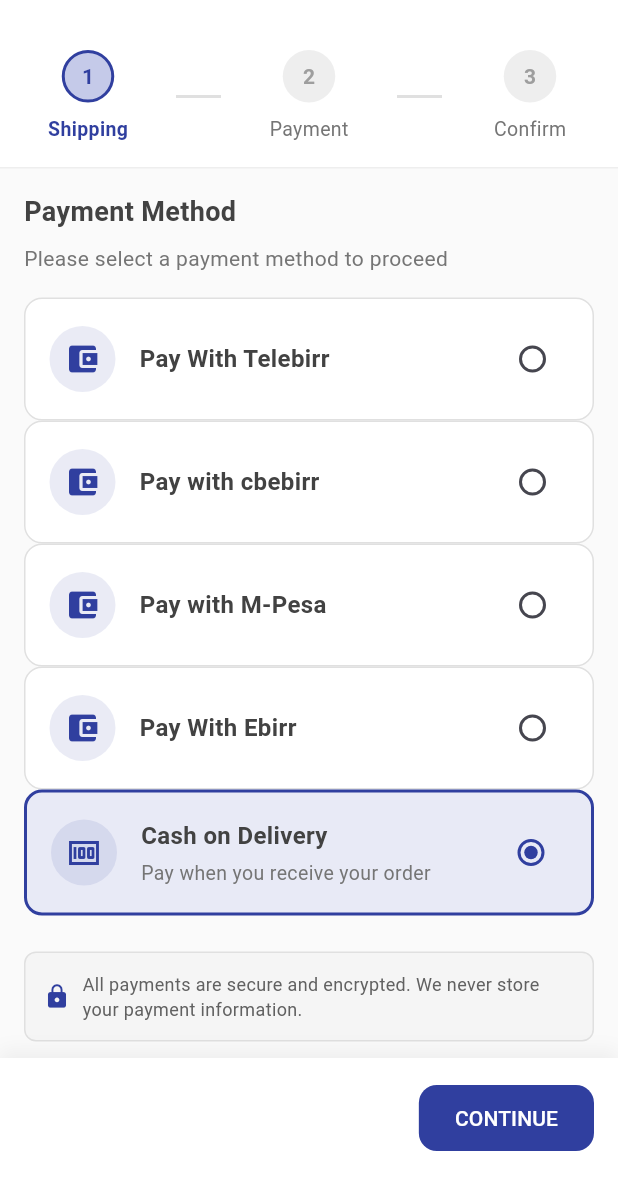
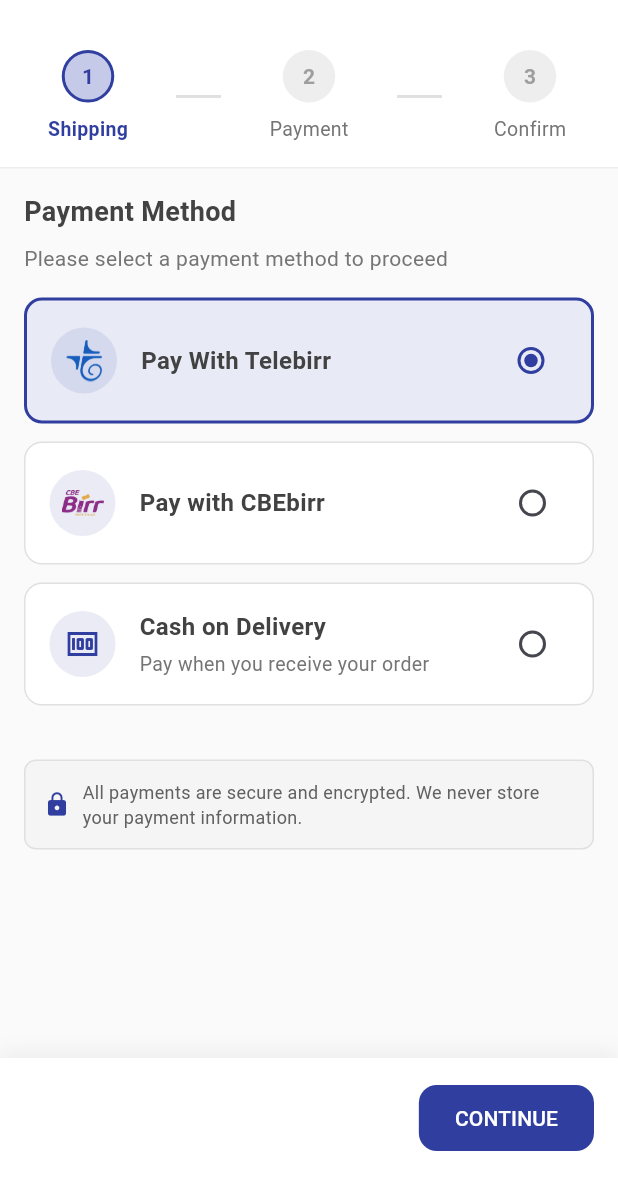
Before and after one commit to AnexDev1/JMarket, a Flutter app: the CheckoutScreen screen opened by its route, swiped to page 2, on a phone screen of 412 x 824 dp, the part 58-1236 px from its top. Run offline on Flutter 3.47's test engine with Material 3 defaults, Android fonts, the phone set to English and light mode, and no system bars; our stand-ins replace awesome_snackbar_content, cached_network_image, firebase_core, flutter_dotenv, go_router, hive_flutter and 3 more; missing offline and left inert: chapasdk, onesignal_flutter; accounts and stored records are empty; generated files the repository leaves out were written again.

Commit message:
feat: update payment methods and assets
- Changed default payment method from 'cod' to 'telebirr' in checkout_screen.dart.
- Updated order_confirmation_step.dart to remove references to 'mpesa' and 'ebirr'.
- Added image support for payment methods in payment_method_step.dart, including 'telebirr' and 'cbebirr'.
- Removed unused payment method buttons for 'mpesa' and 'ebirr'.
- Added new assets: cbebirr.png, mpesa.png, and telebirr.png.
- Updated color opacity method from withOpacity to withValues in various files.
- Cleaned up unused variables and improved code readability in profile_screen.dart and reset_password_screen.dart.
- Updated pubspec.lock to reflect new package versions and dependencies.

```diff
--- a/lib/features/cart/checkout/checkout_screen.dart
+++ b/lib/features/cart/checkout/checkout_screen.dart
@@ -44,7 +44,7 @@
   String city = '';
   String zipCode = '';
   String phoneNumber = '';
-  String paymentMethod = 'cod';
+  String paymentMethod = 'telebirr';
 
   // User hints
   String? fullNameHint;
--- a/lib/features/cart/checkout/components/order_confirmation_step.dart
+++ b/lib/features/cart/checkout/components/order_confirmation_step.dart
@@ -35,10 +35,7 @@
         return 'Telebirr';
       case 'cbebirr':
         return 'Cbebirr';
-      case 'mpesa':
-        return 'M-Pesa';
-      case 'ebirr':
-        return 'eBirr';
+
       case 'chapa':
         return localizations.payWithChapa;
       default:
@@ -52,9 +49,6 @@
         return Icons.money;
       case 'telebirr':
       case 'cbebirr':
-      case 'mpesa':
-      case 'ebirr':
-        return Icons.account_balance_wallet;
       case 'chapa':
         return Icons.payment;
       default:
@@ -68,8 +62,6 @@
         return Colors.green.shade700;
       case 'telebirr':
       case 'cbebirr':
-      case 'mpesa':
-      case 'ebirr':
         return Colors.indigo.shade700;
       case 'chapa':
         return Colors.indigo.shade700;
--- a/lib/features/cart/checkout/components/payment_method_step.dart
+++ b/lib/features/cart/checkout/components/payment_method_step.dart
@@ -45,6 +45,8 @@
             isSelected: selectedMethod == 'telebirr',
             title: 'Pay With Telebirr',
             subtitle: '',
+            useImage: true,
+            imagePath: 'assets/telebirr.png',
             icon: Icons.account_balance_wallet,
             iconColor: Colors.indigo.shade700,
             onTap: () {
@@ -56,8 +58,10 @@
           _buildPaymentOption(
             context: context,
             isSelected: selectedMethod == 'cbebirr',
-            title: 'Pay with cbebirr',
+            title: 'Pay with CBEbirr',
             subtitle: '',
+            useImage: true,
+            imagePath: 'assets/cbebirr.png',
             icon: Icons.account_balance_wallet,
             iconColor: Colors.indigo.shade700,
             onTap: () {
@@ -65,38 +69,15 @@
               onMethodSelected('cbebirr');
             },
           ),
-          // M\-Pesa button
-          _buildPaymentOption(
-            context: context,
-            isSelected: selectedMethod == 'mpesa',
-            title: 'Pay with M\-Pesa',
-            subtitle: '',
-            icon: Icons.account_balance_wallet,
-            iconColor: Colors.indigo.shade700,
-            onTap: () {
-              HapticFeedback.selectionClick();
-              onMethodSelected('mpesa');
-            },
-          ),
-          // Ebirr button
-          _buildPaymentOption(
-            context: context,
-            isSelected: selectedMethod == 'ebirr',
-            title: 'Pay With Ebirr',
-            subtitle: '',
-            icon: Icons.account_balance_wallet,
-            iconColor: Colors.indigo.shade700,
-            onTap: () {
-              HapticFeedback.selectionClick();
-              onMethodSelected('ebirr');
-            },
-          ),
+          // M-Pesa button
+
           // Cash on Delivery button
           _buildPaymentOption(
             context: context,
             isSelected: selectedMethod == 'cod',
             title: localizations.cashOnDelivery,
             subtitle: localizations.payOnDeliveryDescription,
+            useImage: false,
             icon: Icons.money,
             iconColor: Colors.indigo.shade700,
             onTap: () {
@@ -146,11 +127,14 @@
     required IconData icon,
     required Color iconColor,
     required VoidCallback onTap,
+    bool useImage = false,
+    String imagePath = '',
   }) {
     return InkWell(
       onTap: onTap,
       borderRadius: BorderRadius.circular(12),
       child: Container(
+        margin: const EdgeInsets.only(bottom: 12),
         padding: const EdgeInsets.all(16),
         decoration: BoxDecoration(
           color: isSelected ? Colors.indigo.shade50 : Colors.white,
@@ -163,16 +147,23 @@
         child: Row(
           children: [
             Container(
-              padding: const EdgeInsets.all(10),
+              width: 44,
+              height: 44,
+              padding: const EdgeInsets.all(8),
               decoration: BoxDecoration(
                 color: iconColor.withOpacity(0.1),
                 shape: BoxShape.circle,
               ),
-              child: Icon(
-                icon,
-                color: iconColor,
-                size: 24,
-              ),
+              child: useImage
+                  ? Image.asset(
+                      imagePath,
+                      fit: BoxFit.contain,
+                    )
+                  : Icon(
+                      icon,
+                      color: iconColor,
+                      size: 24,
+                    ),
             ),
             const SizedBox(width: 16),
             Expanded(
--- a/lib/features/home/home_screen.dart
+++ b/lib/features/home/home_screen.dart
@@ -286,7 +286,7 @@
               borderRadius: BorderRadius.circular(16),
               boxShadow: [
                 BoxShadow(
-                  color: Colors.black.withOpacity(0.06),
+                  color: Colors.black.withValues(alpha: .06),
                   blurRadius: 10,
                   offset: const Offset(0, 4),
                 ),
@@ -406,7 +406,7 @@
                             Container(
                               padding: const EdgeInsets.all(6),
                               decoration: BoxDecoration(
-                                color: primaryColor.withOpacity(0.1),
+                                color: primaryColor.withValues(alpha: .1),
                                 shape: BoxShape.circle,
                               ),
                               child: Icon(
--- a/lib/features/orders/orders_screen.dart
+++ b/lib/features/orders/orders_screen.dart
@@ -78,7 +78,7 @@
               );
             }
 
-            if (ordersProvider?.error != null && !ordersProvider.hasOrders) {
+            if (ordersProvider.error != null && !ordersProvider.hasOrders) {
               return Center(
                 child: Column(
                   mainAxisSize: MainAxisSize.min,
@@ -265,7 +265,7 @@
         borderRadius: BorderRadius.circular(12),
         boxShadow: [
           BoxShadow(
-            color: Colors.black.withOpacity(0.04),
+            color: Colors.black.withValues(alpha: .04),
             offset: const Offset(0, 2),
             blurRadius: 8,
           ),
@@ -506,7 +506,7 @@
     return Container(
       padding: const EdgeInsets.symmetric(horizontal: 12, vertical: 6),
       decoration: BoxDecoration(
-        color: color.withOpacity(0.08),
+        color: color.withValues(alpha: .08),
         borderRadius: BorderRadius.circular(4),
       ),
       child: Text(
--- a/lib/features/profile/reset_password_screen.dart
+++ b/lib/features/profile/reset_password_screen.dart
@@ -57,8 +57,6 @@
 
   @override
   Widget build(BuildContext context) {
-    final isDark = Theme.of(context).brightness == Brightness.dark;
-
     return Scaffold(
       appBar: AppBar(
         title: const Text('Reset Password'),
--- a/lib/providers/products_provider.dart
+++ b/lib/providers/products_provider.dart
@@ -32,7 +32,7 @@
       schema: 'public',
       table: 'products',
       callback: (payload) {
-        final newProduct = payload.newRecord as Map<String, dynamic>;
+        final newProduct = payload.newRecord;
 
         // Update all relevant cached categories
         _productsCache.forEach((category, products) {
@@ -53,7 +53,7 @@
       schema: 'public',
       table: 'products',
       callback: (payload) {
-        final updatedProduct = payload.newRecord as Map<String, dynamic>;
+        final updatedProduct = payload.newRecord;
 
         // Update in all categories
         _productsCache.forEach((category, products) {
```
Also changed, not shown: lib/features/product/product_details_screen.dart (+10 -9 lines), lib/features/profile/profile_screen.dart (+5 -44 lines), lib/services/auth_service.dart (+4 -4 lines), assets/cbebirr.png (added), assets/mpesa.png (added), assets/telebirr.png (added), pubspec.lock, 1 other file.
